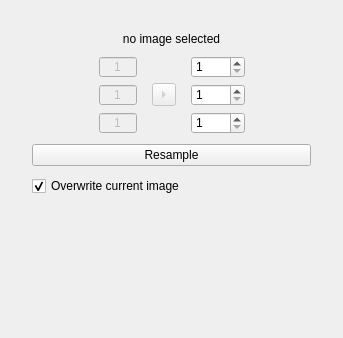
First picture: the form in src/internal/ResampleViewControls.ui, repository araex/mitk-gem, before the edit.
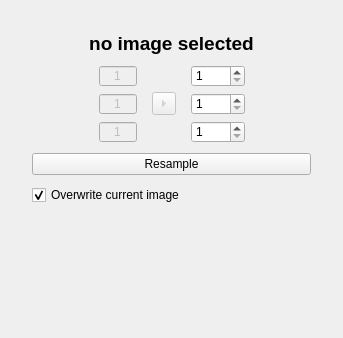
Second picture: the form after the edit.

Commit message: setup signals

What changed in the file:
```diff
--- a/src/internal/ResampleViewControls.ui
+++ b/src/internal/ResampleViewControls.ui
@@ -102,7 +102,7 @@
            <item>
             <widget class="QLabel" name="imageName">
              <property name="text">
-              <string>no image selected</string>
+              <string>&lt;html&gt;&lt;head/&gt;&lt;body&gt;&lt;p&gt;&lt;span style=&quot; font-size:14pt; font-weight:600;&quot;&gt;no image selected&lt;/span&gt;&lt;/p&gt;&lt;/body&gt;&lt;/html&gt;</string>
              </property>
              <property name="alignment">
               <set>Qt::AlignCenter</set>
```
Left out of the diff: 4 changed lines with no effect on the pictures. The commit also changes 2 other files.
